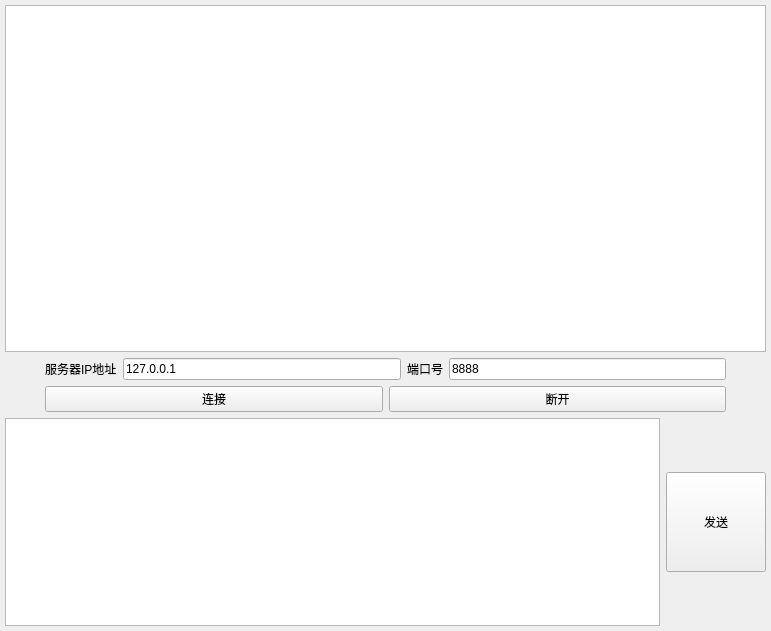
Old version of the form TcpClient/widget.ui in the repository xiaoheizi112/TCP-Network-Debugging-Assistant.
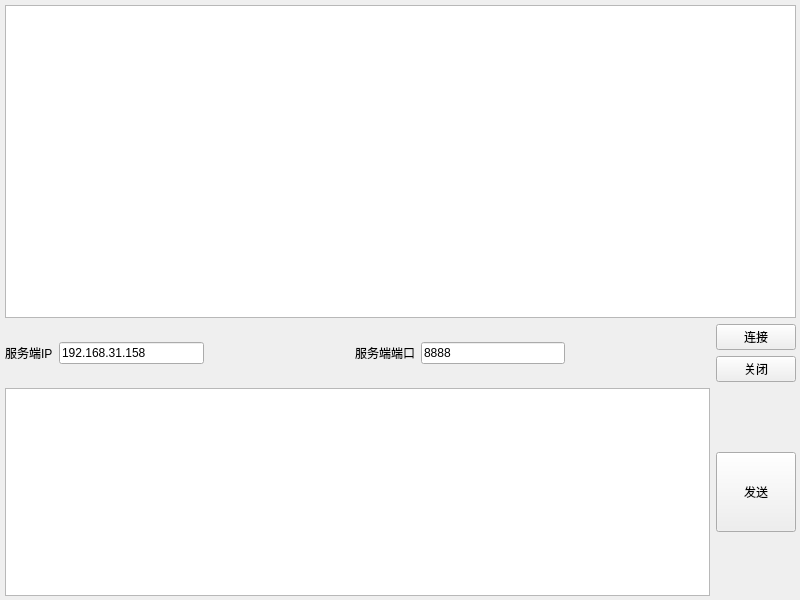
New version of the form. Icons and pictures are not drawn.

```diff
--- a/TcpClient/widget.ui
+++ b/TcpClient/widget.ui
@@ -6,8 +6,8 @@
    <rect>
     <x>0</x>
     <y>0</y>
-    <width>771</width>
-    <height>631</height>
+    <width>800</width>
+    <height>600</height>
    </rect>
   </property>
   <property name="windowTitle">
@@ -25,11 +25,11 @@
     <rect>
      <x>0</x>
      <y>0</y>
-     <width>771</width>
-     <height>631</height>
+     <width>801</width>
+     <height>601</height>
     </rect>
    </property>
-   <layout class="QVBoxLayout" name="verticalLayout" stretch="5,1,1,3">
+   <layout class="QVBoxLayout" name="verticalLayout_2" stretch="3,2,2">
     <property name="leftMargin">
      <number>5</number>
     </property>
@@ -46,41 +46,38 @@
      <widget class="QTextEdit" name="textEditRev"/>
     </item>
     <item>
-     <layout class="QHBoxLayout" name="horizontalLayout">
-      <item>
-       <spacer name="horizontalSpacer">
-        <property name="orientation">
-         <enum>Qt::Horizontal</enum>
-        </property>
-        <property name="sizeType">
-         <enum>QSizePolicy::Fixed</enum>
-        </property>
-        <property name="sizeHint" stdset="0">
-         <size>
-          <width>40</width>
-          <height>20</height>
-         </size>
-        </property>
-       </spacer>
-      </item>
+     <layout class="QHBoxLayout" name="horizontalLayout_2">
       <item>
        <widget class="QLabel" name="label">
         <property name="text">
-         <string>服务器IP地址</string>
+         <string>服务端IP</string>
         </property>
        </widget>
       </item>
       <item>
-       <widget class="QLineEdit" name="lineEditAddr">
+       <widget class="QLineEdit" name="lineEditIPAddr">
         <property name="text">
-         <string>127.0.0.1</string>
+         <string>192.168.31.158</string>
         </property>
        </widget>
       </item>
+      <item>
+       <spacer name="horizontalSpacer">
+        <property name="orientation">
+         <enum>Qt::Horizontal</enum>
+        </property>
+        <property name="sizeHint" stdset="0">
+         <size>
+          <width>40</width>
+          <height>20</height>
+         </size>
+        </property>
+       </spacer>
+      </item>
       <item>
        <widget class="QLabel" name="label_2">
         <property name="text">
-         <string>端口号</string>
+         <string>服务端端口</string>
         </property>
        </widget>
       </item>
@@ -96,9 +93,6 @@
         <property name="orientation">
          <enum>Qt::Horizontal</enum>
         </property>
-        <property name="sizeType">
-         <enum>QSizePolicy::Fixed</enum>
-        </property>
         <property name="sizeHint" stdset="0">
          <size>
           <width>40</width>
@@ -107,60 +101,28 @@
         </property>
        </spacer>
       </item>
-     </layout>
-    </item>
-    <item>
-     <layout class="QHBoxLayout" name="horizontalLayout_2">
       <item>
-       <spacer name="horizontalSpacer_3">
-        <property name="orientation">
-         <enum>Qt::Horizontal</enum>
-        </property>
-        <property name="sizeType">
-         <enum>QSizePolicy::Fixed</enum>
-        </property>
-        <property name="sizeHint" stdset="0">
-         <size>
-          <width>40</width>
-          <height>20</height>
-         </size>
-        </property>
-       </spacer>
+       <layout class="QVBoxLayout" name="verticalLayout">
+        <item>
+         <widget class="QPushButton" name="btnConnect">
+          <property name="text">
+           <string>连接</string>
+          </property>
+         </widget>
+        </item>
+        <item>
+         <widget class="QPushButton" name="btnDiscon">
+          <property name="text">
+           <string>关闭</string>
+          </property>
+         </widget>
+        </item>
+       </layout>
       </item>
-      <item>
-       <widget class="QPushButton" name="btnConnect">
-        <property name="text">
-         <string>连接</string>
-        </property>
-       </widget>
-      </item>
-      <item>
-       <widget class="QPushButton" name="btnDisconnect">
-        <property name="text">
-         <string>断开</string>
-        </property>
-       </widget>
-      </item>
-      <item>
-       <spacer name="horizontalSpacer_4">
-        <property name="orientation">
-         <enum>Qt::Horizontal</enum>
-        </property>
-        <property name="sizeType">
-         <enum>QSizePolicy::Fixed</enum>
-        </property>
-        <property name="sizeHint" stdset="0">
-         <size>
-          <width>40</width>
-          <height>20</height>
-         </size>
-        </property>
-       </spacer>
-      </item>
      </layout>
     </item>
     <item>
-     <layout class="QHBoxLayout" name="horizontalLayout_3">
+     <layout class="QHBoxLayout" name="horizontalLayout">
       <item>
        <widget class="QTextEdit" name="textEditSend"/>
       </item>
@@ -168,8 +130,8 @@
        <widget class="QPushButton" name="btnSend">
         <property name="minimumSize">
          <size>
-          <width>100</width>
-          <height>100</height>
+          <width>80</width>
+          <height>80</height>
          </size>
         </property>
         <property name="text">
```
Left out of the diff: 3 changed lines with no effect on the pictures.
